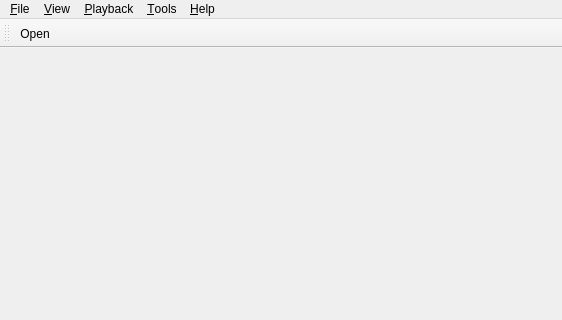
First picture: the form in YUVToolkit/MainWindow.ui, repository kLassikko/YuvToolkit, before the edit; both pictures show x 0 to 562 and y 0 to 320 of the 562 by 491 pixel window.
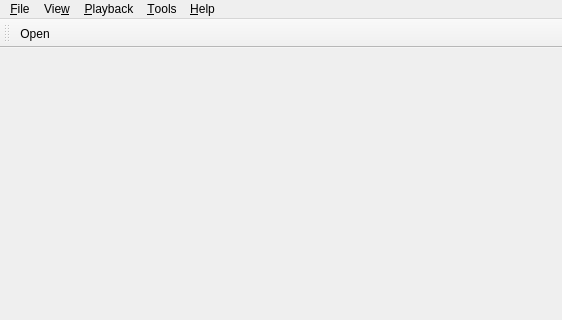
Second picture: the form after the edit. Icons and pictures are not drawn. Custom widgets are drawn as their Qt base class.

Commit message: Updated menu structure

```diff
--- a/YUVToolkit/MainWindow.ui
+++ b/YUVToolkit/MainWindow.ui
@@ -95,9 +95,9 @@
     <addaction name="separator"/>
     <addaction name="action_Exit"/>
    </widget>
-   <widget class="QMenu" name="menu_Tool">
+   <widget class="QMenu" name="menu_View">
     <property name="title">
-     <string>&amp;View</string>
+     <string>Vie&amp;w</string>
     </property>
     <widget class="QMenu" name="menu_Zoom">
      <property name="title">
@@ -163,7 +163,7 @@
     </property>
    </widget>
    <addaction name="menu_File"/>
-   <addaction name="menu_Tool"/>
+   <addaction name="menu_View"/>
    <addaction name="menu_Play"/>
    <addaction name="menu_Tools"/>
    <addaction name="menu_Help"/>
```
Left out of the diff: 46 changed lines with no effect on the pictures. The commit also changes 6 other files.
